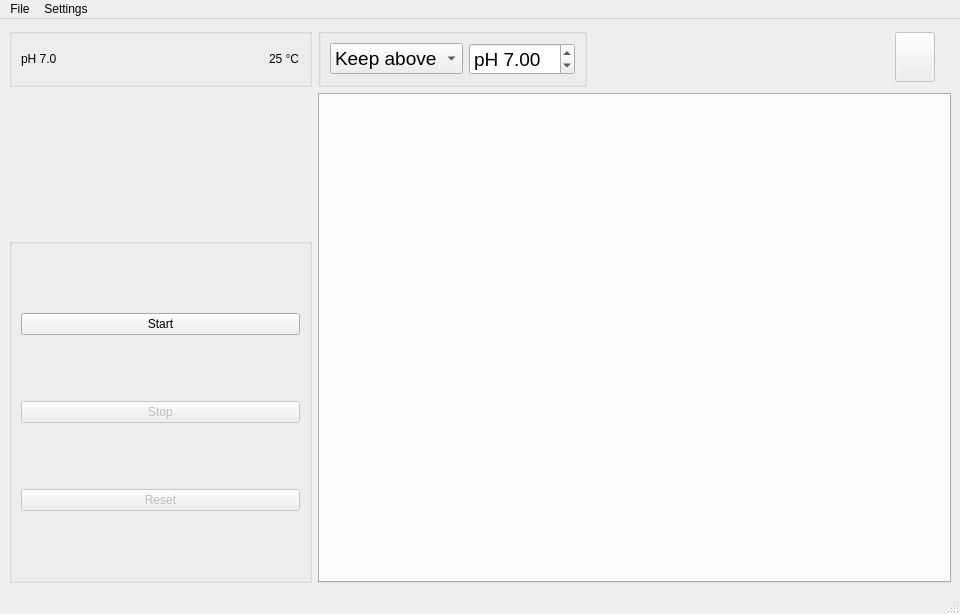
Above: electrophstat/gui/main_window.ui from ArJKloek/ElectropHstat before the change. Below: the same form after it.
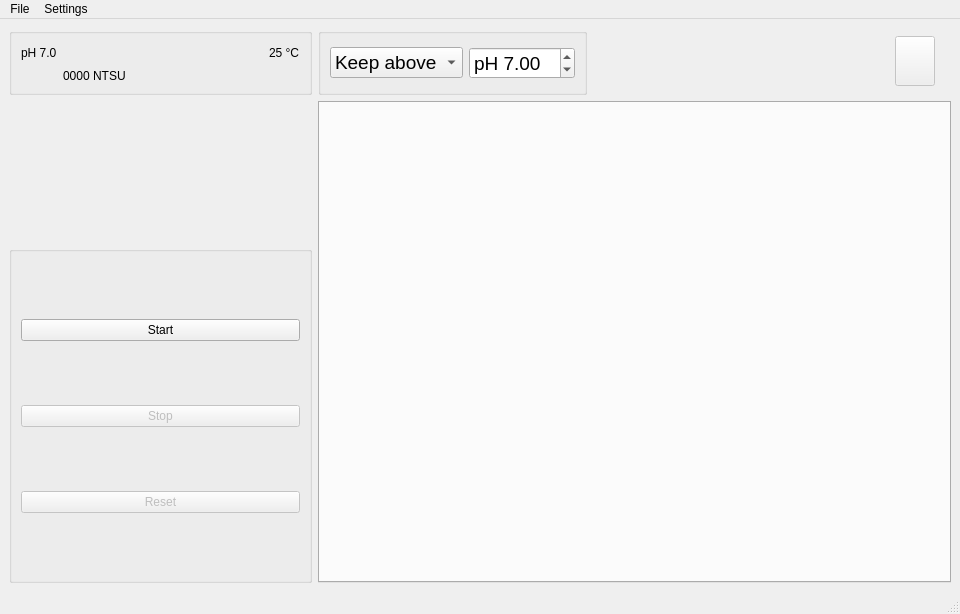
That is the form after the change. The open tabs and pages were chosen to show the change. Icons and pictures are not drawn. Custom widgets are drawn as their Qt base class.

```diff
--- a/electrophstat/gui/main_window.ui
+++ b/electrophstat/gui/main_window.ui
@@ -123,6 +123,13 @@
          </property>
         </spacer>
        </item>
+       <item row="1" column="1">
+        <widget class="QLabel" name="label">
+         <property name="text">
+          <string>0000 NTSU</string>
+         </property>
+        </widget>
+       </item>
       </layout>
      </widget>
     </item>
```
Left out of the diff: 46 changed lines with no effect on the pictures.
